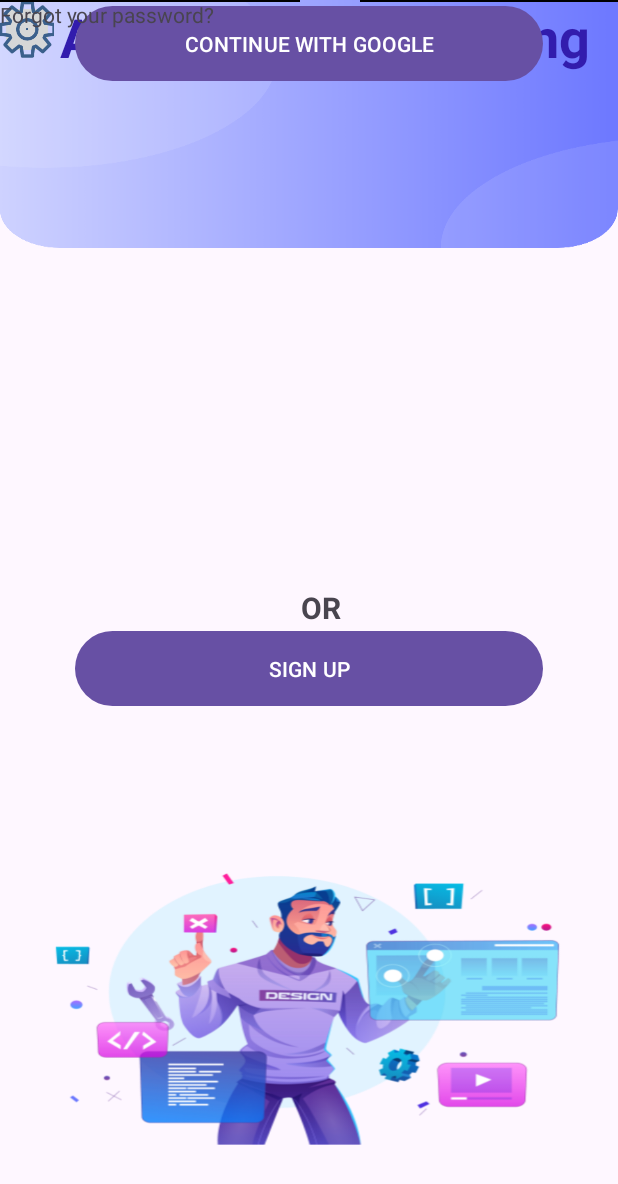
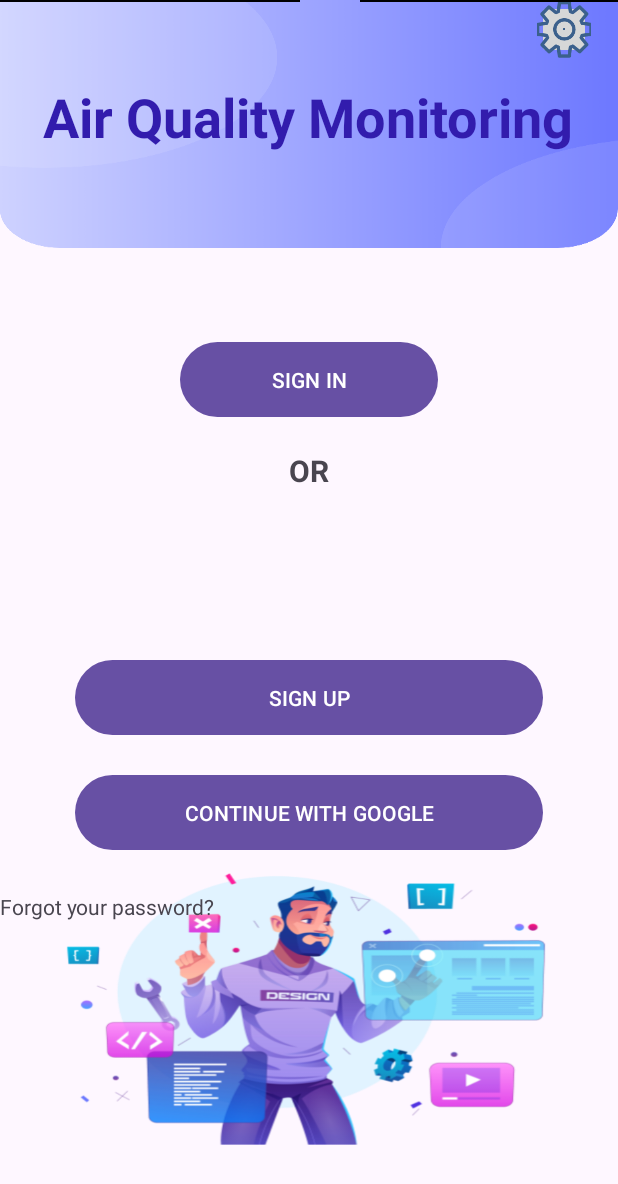
Before and after one commit to deannie2003/DoAn_CuoiKy, an Android app: the screen it shows after launch (homePageActivity), on a phone screen of 412 x 824 dp. Shown: the top 1184 px of the screen. Run offline under Robolectric (Android 15) with nearby library versions, the phone set to English and light mode, and no system bars.

Commit message:
update ui

```diff
--- a/app/src/main/java/com/example/doanck/homePageActivity.java
+++ b/app/src/main/java/com/example/doanck/homePageActivity.java
@@ -2,13 +2,33 @@ package com.example.doanck;
 
 import androidx.appcompat.app.AppCompatActivity;
 
+import android.content.Intent;
 import android.os.Bundle;
+import android.view.View;
+import android.widget.Button;
+
 
 public class homePageActivity extends AppCompatActivity {
-
+    private Button btn,btn1;
     @Override
     protected void onCreate(Bundle savedInstanceState) {
         super.onCreate(savedInstanceState);
         setContentView(R.layout.activity_home_page);
+        btn = findViewById(R.id.button);
+        btn.setOnClickListener(new View.OnClickListener() {
+            @Override
+            public void onClick(View v) {
+                Intent intent = new Intent(homePageActivity.this, sign_in_activity.class);
+                startActivity(intent);
+            }
+        });
+        btn1 = findViewById(R.id.button2);
+        btn1.setOnClickListener(new View.OnClickListener() {
+            @Override
+            public void onClick(View v) {
+                Intent intent1 = new Intent(homePageActivity.this, sign_up_activity.class);
+                startActivity(intent1);
+            }
+        });
     }
 }
--- a/app/src/main/res/layout/activity_home_page.xml
+++ b/app/src/main/res/layout/activity_home_page.xml
@@ -1,10 +1,9 @@
 <?xml version="1.0" encoding="utf-8"?>
-<androidx.constraintlayout.widget.ConstraintLayout xmlns:android="http://schemas.android.com/apk/res/android"
+<RelativeLayout xmlns:android="http://schemas.android.com/apk/res/android"
     xmlns:app="http://schemas.android.com/apk/res-auto"
     xmlns:tools="http://schemas.android.com/tools"
     android:layout_width="match_parent"
     android:layout_height="match_parent"
-    android:orientation="vertical"
     tools:context=".homePageActivity"
     tools:ignore="ExtraText">
 
@@ -36,18 +35,24 @@
         android:id="@+id/HomepageTxt"
         android:layout_width="wrap_content"
         android:layout_height="wrap_content"
-        android:layout_marginStart="40dp"
+        android:layout_alignParentTop="true"
+        android:layout_centerHorizontal="true"
+        android:layout_marginStart="24dp"
+        android:layout_marginTop="53dp"
         android:text="Air Quality Monitoring"
         android:textColor="#321cad"
         android:textSize="36sp"
         android:textStyle="bold"
         app:layout_constraintStart_toStartOf="parent"
-        tools:layout_editor_absoluteY="52dp" />
+        tools:layout_editor_absoluteY="56dp" />
 
     <ImageButton
         android:id="@+id/imageButton"
         android:layout_width="36dp"
         android:layout_height="39dp"
+        android:layout_alignParentTop="true"
+        android:layout_alignParentEnd="true"
+        android:layout_marginEnd="18dp"
         app:layout_constraintTop_toTopOf="parent"
         app:srcCompat="@drawable/ic_7"
         tools:layout_editor_absoluteX="375dp" />
@@ -56,7 +61,10 @@
         android:id="@+id/button"
         android:layout_width="208dp"
         android:layout_height="wrap_content"
+        android:layout_alignParentTop="true"
+        android:layout_centerHorizontal="true"
         android:layout_marginLeft="120dp"
+        android:layout_marginTop="224dp"
         android:layout_marginRight="120dp"
         android:padding="15dp"
         android:text="SIGN IN"
@@ -83,8 +91,11 @@
         android:id="@+id/button2"
         android:layout_width="match_parent"
         android:layout_height="wrap_content"
+        android:layout_alignParentBottom="true"
+        android:layout_centerVertical="true"
         android:layout_marginLeft="50dp"
         android:layout_marginRight="50dp"
+        android:layout_marginBottom="330dp"
         android:padding="15dp"
         android:text="SIGN UP"
         app:layout_constraintBottom_toBottomOf="parent"
@@ -97,8 +108,11 @@
         android:id="@+id/button3"
         android:layout_width="match_parent"
         android:layout_height="wrap_content"
+        android:layout_alignParentBottom="true"
+        android:layout_centerHorizontal="true"
         android:layout_marginLeft="50dp"
         android:layout_marginRight="50dp"
+        android:layout_marginBottom="253dp"
         android:padding="15dp"
         android:text="CONTINUE WITH GOOGLE"
         app:layout_constraintEnd_toEndOf="parent"
@@ -109,16 +123,22 @@
         android:id="@+id/textView"
         android:layout_width="match_parent"
         android:layout_height="wrap_content"
+        android:layout_alignParentStart="true"
+        android:layout_alignParentBottom="true"
+        android:layout_marginBottom="210dp"
         android:text="Forgot your password?"
         app:layout_constraintEnd_toEndOf="parent"
         app:layout_constraintHorizontal_bias="1.0"
         app:layout_constraintStart_toStartOf="parent"
-        tools:layout_editor_absoluteY="524dp" />
+        tools:layout_editor_absoluteY="530dp" />
 
     <TextView
         android:id="@+id/textView2"
         android:layout_width="wrap_content"
         android:layout_height="wrap_content"
+        android:layout_alignParentTop="true"
+        android:layout_centerHorizontal="true"
+        android:layout_marginTop="300dp"
         android:text="OR"
         android:textSize="20sp"
         android:textStyle="bold"
@@ -132,4 +152,6 @@
 
 
 
-</androidx.constraintlayout.widget.ConstraintLayout>
+
+
+</RelativeLayout>
```
Also changed, not shown: app/src/main/java/com/example/doanck/sign_in_activity.java (+13 -1 lines), app/src/main/java/com/example/doanck/sign_up_activity.java (+13 -1 lines).
